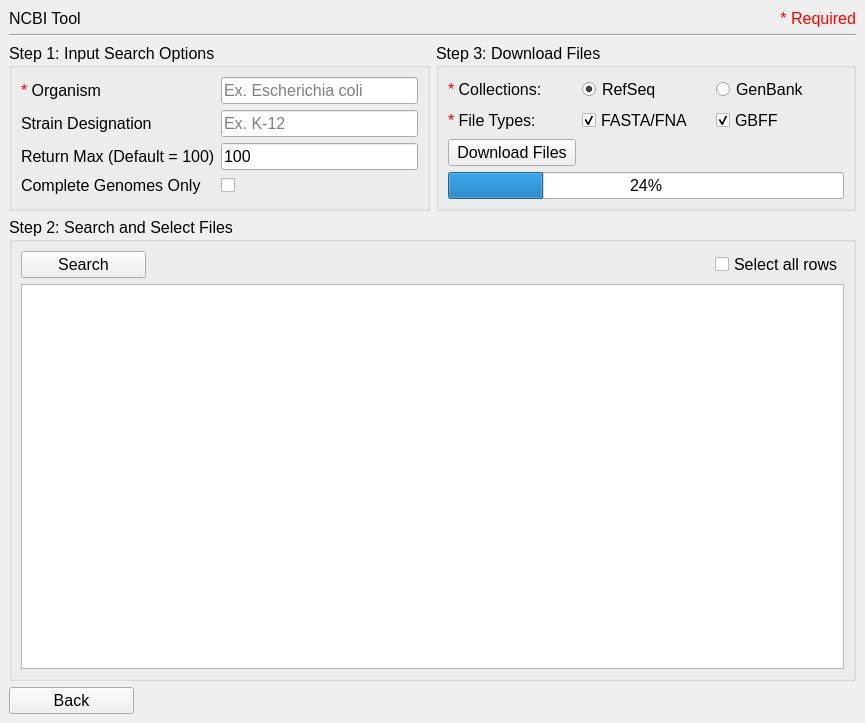
This is src/ui/ncbi_window_v2.ui in TrinhLab/CASPERapp as Qt 5 draws it before an edit. The edited form follows.
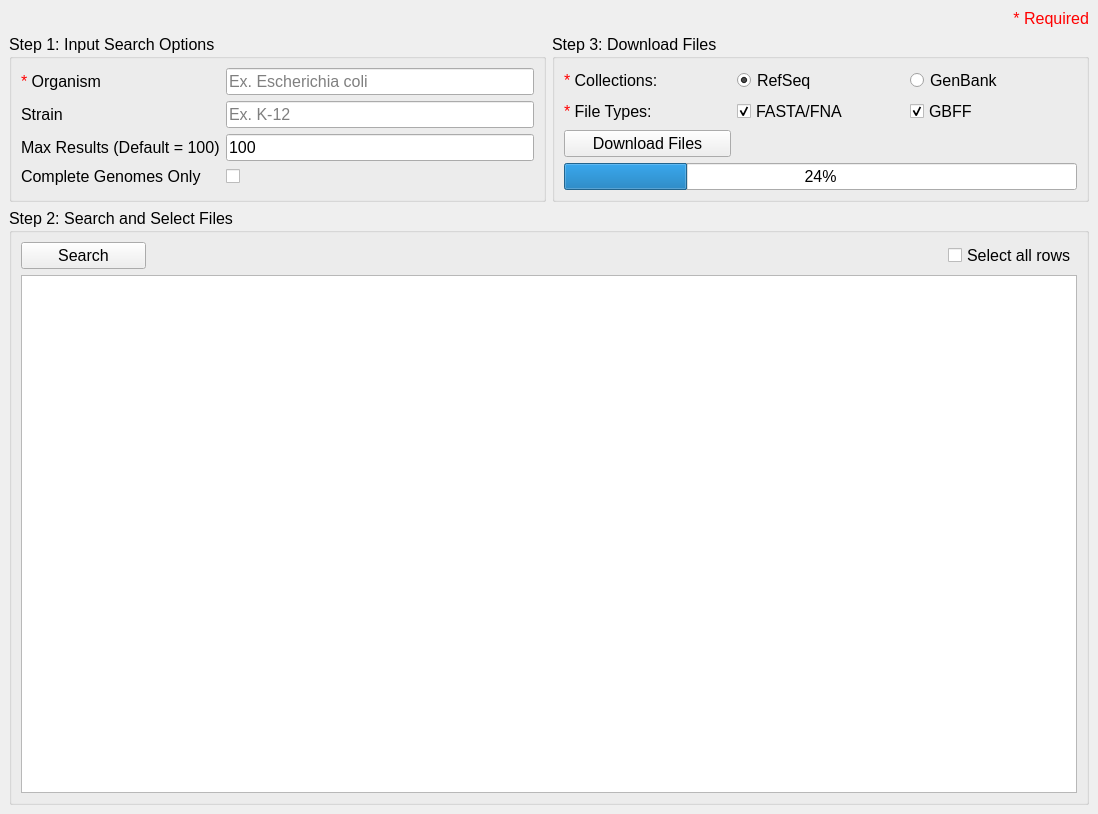
This is the edited form.

Commit message: Consolidated New Endonuclease, NCBI, (partially) View Targets & Bug Fixes

What changed in the file:
```diff
--- a/src/ui/ncbi_window_v2.ui
+++ b/src/ui/ncbi_window_v2.ui
@@ -6,8 +6,8 @@
    <rect>
     <x>0</x>
     <y>0</y>
-    <width>865</width>
-    <height>723</height>
+    <width>1098</width>
+    <height>814</height>
    </rect>
   </property>
   <property name="font">
@@ -21,39 +21,19 @@
   <widget class="QWidget" name="centralwidget">
    <layout class="QGridLayout" name="gridLayout_2">
     <item row="0" column="0">
-     <layout class="QHBoxLayout" name="horizontalLayout">
-      <property name="bottomMargin">
-       <number>0</number>
+     <widget class="QLabel" name="lblRequired">
+      <property name="text">
+       <string>&lt;html&gt;&lt;head/&gt;&lt;body&gt;&lt;p&gt;&lt;span style=&quot; color:#ff0000;&quot;&gt;* Required&lt;/span&gt;&lt;/p&gt;&lt;/body&gt;&lt;/html&gt;</string>
       </property>
-      <item>
-       <widget class="QLabel" name="title">
-        <property name="sizePolicy">
-         <sizepolicy hsizetype="Preferred" vsizetype="Fixed">
-          <horstretch>0</horstretch>
-          <verstretch>0</verstretch>
-         </sizepolicy>
-        </property>
-        <property name="text">
-         <string>NCBI Tool</string>
-        </property>
-       </widget>
-      </item>
-      <item>
-       <widget class="QLabel" name="label_2">
-        <property name="text">
-         <string>&lt;html&gt;&lt;head/&gt;&lt;body&gt;&lt;p&gt;&lt;span style=&quot; color:#ff0000;&quot;&gt;* Required&lt;/span&gt;&lt;/p&gt;&lt;/body&gt;&lt;/html&gt;</string>
-        </property>
-        <property name="alignment">
-         <set>Qt::AlignRight|Qt::AlignTrailing|Qt::AlignVCenter</set>
-        </property>
-       </widget>
-      </item>
-     </layout>
+      <property name="alignment">
+       <set>Qt::AlignRight|Qt::AlignTrailing|Qt::AlignVCenter</set>
+      </property>
+     </widget>
     </item>
     <item row="1" column="0">
      <layout class="QGridLayout" name="gridLayout">
-      <item row="3" column="0" colspan="2">
-       <widget class="QGroupBox" name="Step2">
+      <item row="2" column="0" colspan="2">
+       <widget class="QGroupBox" name="grpStep2">
         <property name="title">
          <string>Step 2: Search and Select Files</string>
         </property>
@@ -88,15 +68,8 @@
         </layout>
        </widget>
       </item>
-      <item row="1" column="0" colspan="2">
-       <widget class="Line" name="line">
-        <property name="orientation">
-         <enum>Qt::Horizontal</enum>
-        </property>
-       </widget>
-      </item>
-      <item row="2" column="0">
-       <widget class="QGroupBox" name="Step1">
+      <item row="1" column="0">
+       <widget class="QGroupBox" name="grpStep1">
         <property name="sizePolicy">
          <sizepolicy hsizetype="Expanding" vsizetype="Preferred">
           <horstretch>0</horstretch>
@@ -152,7 +125,7 @@
             </sizepolicy>
            </property>
            <property name="text">
-            <string>Strain Designation</string>
+            <string>Strain</string>
            </property>
           </widget>
          </item>
@@ -175,7 +148,7 @@
             <string>&lt;html&gt;&lt;head/&gt;&lt;body&gt;&lt;p&gt;&lt;span style=&quot; font-size:12pt;&quot;&gt;Number of search results to return.&lt;/span&gt;&lt;/p&gt;&lt;/body&gt;&lt;/html&gt;</string>
            </property>
            <property name="text">
-            <string>Return Max (Default = 100)</string>
+            <string>Max Results (Default = 100)</string>
            </property>
           </widget>
          </item>
@@ -196,8 +169,8 @@
         </layout>
        </widget>
       </item>
-      <item row="2" column="1">
-       <widget class="QGroupBox" name="Step3">
+      <item row="1" column="1">
+       <widget class="QGroupBox" name="grpStep3">
         <property name="sizePolicy">
          <sizepolicy hsizetype="Expanding" vsizetype="Preferred">
           <horstretch>0</horstretch>
@@ -305,19 +278,6 @@
         </layout>
        </widget>
       </item>
-      <item row="4" column="0" alignment="Qt::AlignLeft">
-       <widget class="QPushButton" name="back_button">
-        <property name="minimumSize">
-         <size>
-          <width>125</width>
-          <height>0</height>
-         </size>
-        </property>
-        <property name="text">
-         <string>Back</string>
-        </property>
-       </widget>
-      </item>
      </layout>
     </item>
    </layout>
```
Left out of the diff: 61 changed lines with no effect on the pictures. The commit also changes 38 other files.
